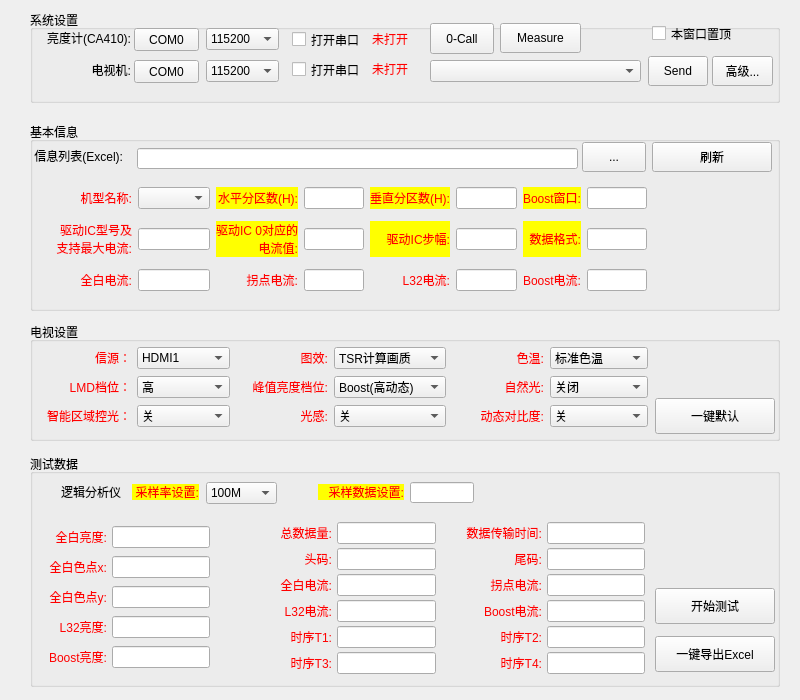
Before: the Qt Designer form TCLAutoTestTool/MainWindow.ui in wlffeng2008/TCLAutoTest, drawn with Qt 5.
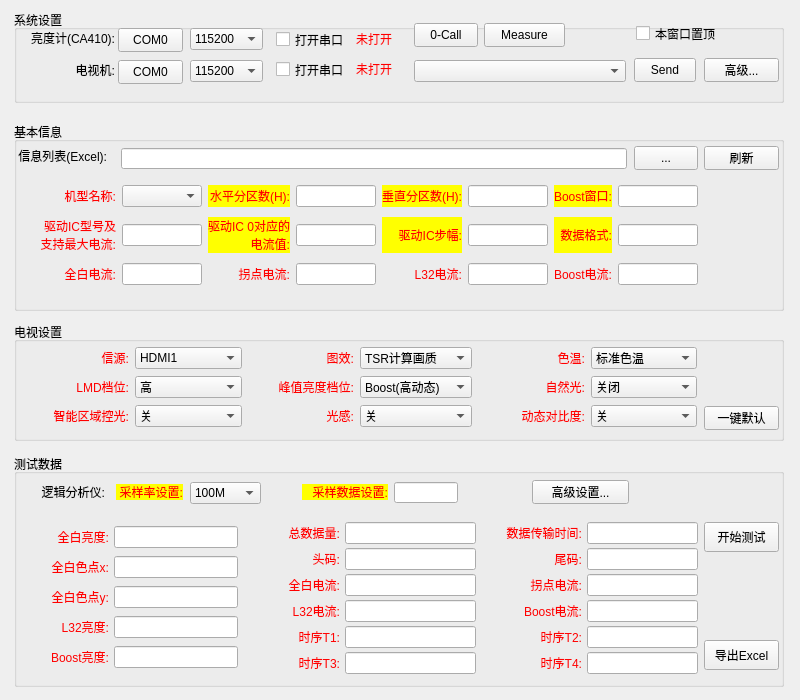
After: the same form once the commit is applied.

What changed in the file:
```diff
--- a/TCLAutoTestTool/MainWindow.ui
+++ b/TCLAutoTestTool/MainWindow.ui
@@ -22,9 +22,9 @@
    <widget class="QGroupBox" name="groupBox1">
     <property name="geometry">
      <rect>
-      <x>30</x>
+      <x>14</x>
       <y>122</y>
-      <width>750</width>
+      <width>770</width>
       <height>189</height>
      </rect>
     </property>
@@ -57,7 +57,7 @@
       <rect>
        <x>107</x>
        <y>26</y>
-       <width>441</width>
+       <width>506</width>
        <height>21</height>
       </rect>
      </property>
@@ -65,10 +65,10 @@
     <widget class="QPushButton" name="pushButtonLoadInfo">
      <property name="geometry">
       <rect>
-       <x>552</x>
-       <y>20</y>
+       <x>620</x>
+       <y>24</y>
        <width>64</width>
-       <height>30</height>
+       <height>24</height>
       </rect>
      </property>
      <property name="text">
@@ -78,23 +78,23 @@
     <widget class="QPushButton" name="pushButtonReload">
      <property name="geometry">
       <rect>
-       <x>622</x>
-       <y>20</y>
-       <width>120</width>
-       <height>30</height>
+       <x>690</x>
+       <y>24</y>
+       <width>75</width>
+       <height>24</height>
       </rect>
      </property>
      <property name="text">
       <string>刷新</string>
      </property>
     </widget>
-    <widget class="QWidget" name="">
+    <widget class="QWidget" name="layoutWidget">
      <property name="geometry">
       <rect>
        <x>26</x>
        <y>59</y>
-       <width>591</width>
-       <height>117</height>
+       <width>658</width>
+       <height>109</height>
       </rect>
      </property>
      <layout class="QGridLayout" name="gridLayout_5">
@@ -308,9 +308,9 @@
    <widget class="QGroupBox" name="groupBox2">
     <property name="geometry">
      <rect>
-      <x>30</x>
+      <x>14</x>
       <y>322</y>
-      <width>750</width>
+      <width>770</width>
       <height>119</height>
      </rect>
     </property>
@@ -320,10 +320,10 @@
     <widget class="QPushButton" name="pushButtonSetDefault">
      <property name="geometry">
       <rect>
-       <x>625</x>
-       <y>76</y>
-       <width>120</width>
-       <height>36</height>
+       <x>690</x>
+       <y>84</y>
+       <width>75</width>
+       <height>24</height>
       </rect>
      </property>
      <property name="text">
@@ -335,7 +335,7 @@
       <rect>
        <x>9</x>
        <y>24</y>
-       <width>609</width>
+       <width>674</width>
        <height>85</height>
       </rect>
      </property>
@@ -346,7 +346,7 @@
          <string notr="true">color: rgb(255, 0, 0);</string>
         </property>
         <property name="text">
-         <string>信源：</string>
+         <string>信源:</string>
         </property>
         <property name="alignment">
          <set>Qt::AlignmentFlag::AlignRight|Qt::AlignmentFlag::AlignTrailing|Qt::AlignmentFlag::AlignVCenter</set>
@@ -496,7 +496,7 @@
          <string notr="true">color: rgb(255, 0, 0);</string>
         </property>
         <property name="text">
-         <string>LMD档位：</string>
+         <string>LMD档位:</string>
         </property>
         <property name="alignment">
          <set>Qt::AlignmentFlag::AlignRight|Qt::AlignmentFlag::AlignTrailing|Qt::AlignmentFlag::AlignVCenter</set>
@@ -606,7 +606,7 @@
          <string notr="true">color: rgb(255, 0, 0);</string>
         </property>
         <property name="text">
-         <string>智能区域控光：</string>
+         <string>智能区域控光:</string>
         </property>
         <property name="alignment">
          <set>Qt::AlignmentFlag::AlignRight|Qt::AlignmentFlag::AlignTrailing|Qt::AlignmentFlag::AlignVCenter</set>
@@ -706,9 +706,9 @@
    <widget class="QGroupBox" name="groupBox3">
     <property name="geometry">
      <rect>
-      <x>30</x>
+      <x>14</x>
       <y>454</y>
-      <width>750</width>
+      <width>770</width>
       <height>233</height>
      </rect>
     </property>
@@ -775,7 +775,7 @@
       </rect>
      </property>
      <property name="text">
-      <string>逻辑分析仪</string>
+      <string>逻辑分析仪:</string>
      </property>
      <property name="alignment">
       <set>Qt::AlignmentFlag::AlignRight|Qt::AlignmentFlag::AlignTrailing|Qt::AlignmentFlag::AlignVCenter</set>
@@ -784,10 +784,10 @@
     <widget class="QPushButton" name="pushButtonDotest">
      <property name="geometry">
       <rect>
-       <x>625</x>
-       <y>134</y>
-       <width>120</width>
-       <height>36</height>
+       <x>690</x>
+       <y>68</y>
+       <width>75</width>
+       <height>30</height>
       </rect>
      </property>
      <property name="text">
@@ -797,14 +797,14 @@
     <widget class="QPushButton" name="pushButtonExcel">
      <property name="geometry">
       <rect>
-       <x>625</x>
-       <y>182</y>
-       <width>120</width>
-       <height>36</height>
+       <x>690</x>
+       <y>186</y>
+       <width>75</width>
+       <height>30</height>
       </rect>
      </property>
      <property name="text">
-      <string>一键导出Excel</string>
+      <string>导出Excel</string>
      </property>
     </widget>
     <widget class="QComboBox" name="comboBoxSample">
@@ -846,9 +846,9 @@
     <widget class="QWidget" name="layoutWidget">
      <property name="geometry">
       <rect>
-       <x>14</x>
+       <x>32</x>
        <y>64</y>
-       <width>601</width>
+       <width>652</width>
        <height>160</height>
       </rect>
      </property>
@@ -962,7 +962,7 @@
         </property>
         <property name="sizeHint" stdset="0">
          <size>
-          <width>40</width>
+          <width>20</width>
           <height>20</height>
          </size>
         </property>
@@ -1194,13 +1194,26 @@
       </item>
      </layout>
     </widget>
+    <widget class="QPushButton" name="pushButtonSPISet">
+     <property name="geometry">
+      <rect>
+       <x>518</x>
+       <y>26</y>
+       <width>97</width>
+       <height>24</height>
+      </rect>
+     </property>
+     <property name="text">
+      <string>高级设置...</string>
+     </property>
+    </widget>
    </widget>
    <widget class="QGroupBox" name="groupBox0">
     <property name="geometry">
      <rect>
-      <x>30</x>
+      <x>14</x>
       <y>10</y>
-      <width>750</width>
+      <width>770</width>
       <height>93</height>
      </rect>
     </property>
@@ -1229,7 +1242,7 @@
        <x>104</x>
        <y>18</y>
        <width>65</width>
-       <height>23</height>
+       <height>24</height>
       </rect>
      </property>
      <property name="styleSheet">
@@ -1274,7 +1287,7 @@
        <x>104</x>
        <y>50</y>
        <width>65</width>
-       <height>23</height>
+       <height>24</height>
       </rect>
      </property>
      <property name="text">
@@ -1389,7 +1402,7 @@
        <x>470</x>
        <y>13</y>
        <width>81</width>
-       <height>30</height>
+       <height>24</height>
       </rect>
      </property>
      <property name="text">
@@ -1465,7 +1478,7 @@
       <rect>
        <x>400</x>
        <y>50</y>
-       <width>211</width>
+       <width>212</width>
        <height>22</height>
       </rect>
      </property>
@@ -1476,10 +1489,10 @@
     <widget class="QPushButton" name="pushButtonTVSend">
      <property name="geometry">
       <rect>
-       <x>618</x>
-       <y>46</y>
-       <width>60</width>
-       <height>30</height>
+       <x>620</x>
+       <y>48</y>
+       <width>62</width>
+       <height>24</height>
       </rect>
      </property>
      <property name="text">
@@ -1492,7 +1505,7 @@
        <x>400</x>
        <y>13</y>
        <width>64</width>
-       <height>31</height>
+       <height>24</height>
       </rect>
      </property>
      <property name="text">
@@ -1502,10 +1515,10 @@
     <widget class="QPushButton" name="pushButtonTVSendX">
      <property name="geometry">
       <rect>
-       <x>682</x>
-       <y>46</y>
-       <width>61</width>
-       <height>30</height>
+       <x>690</x>
+       <y>48</y>
+       <width>75</width>
+       <height>24</height>
       </rect>
      </property>
      <property name="text">
```
